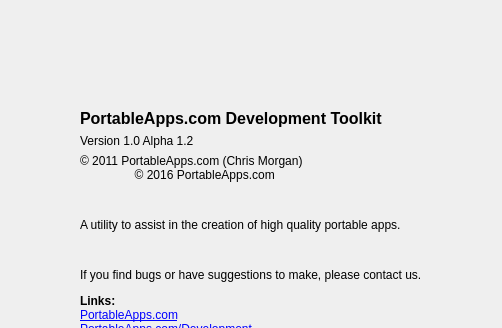
First picture: the form in gui/ui/pageabout.ui, repository 3D1T0R/PortableApps.com-DevelopmentToolkit, before the edit; both pictures show x 229 to 731 and y 0 to 328 of the 960 by 445 pixel window.
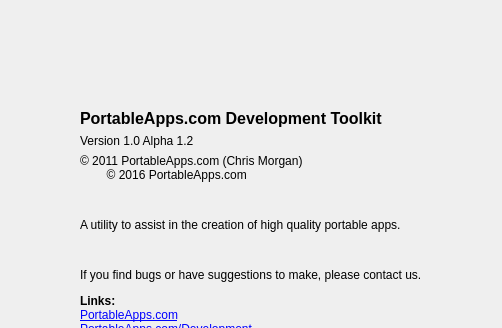
Second picture: the form after the edit.

Commit message: Fix copyright oddity

What changed in the file:
```diff
--- a/gui/ui/pageabout.ui
+++ b/gui/ui/pageabout.ui
@@ -88,7 +88,7 @@
     <widget class="QLabel" name="about_copyright">
      <property name="text">
       <string>© 2011 PortableApps.com (Chris Morgan)
-	  © 2016 PortableApps.com</string>
+        © 2016 PortableApps.com</string>
      </property>
     </widget>
    </item>
```
The commit also changes 1 other file.
